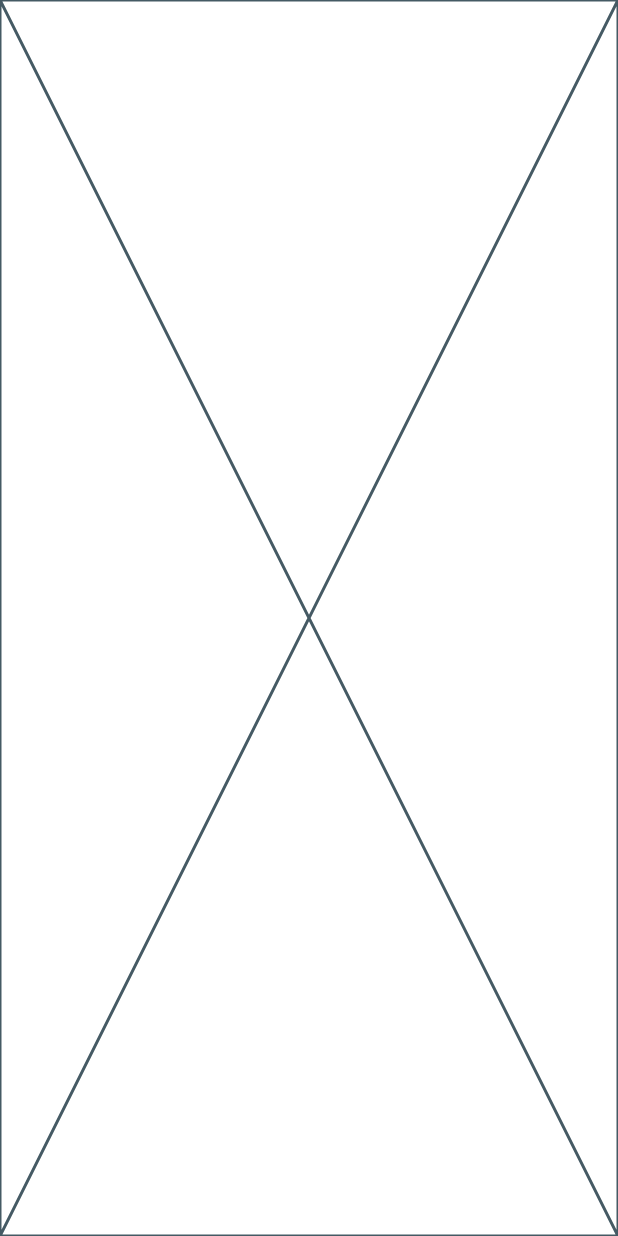
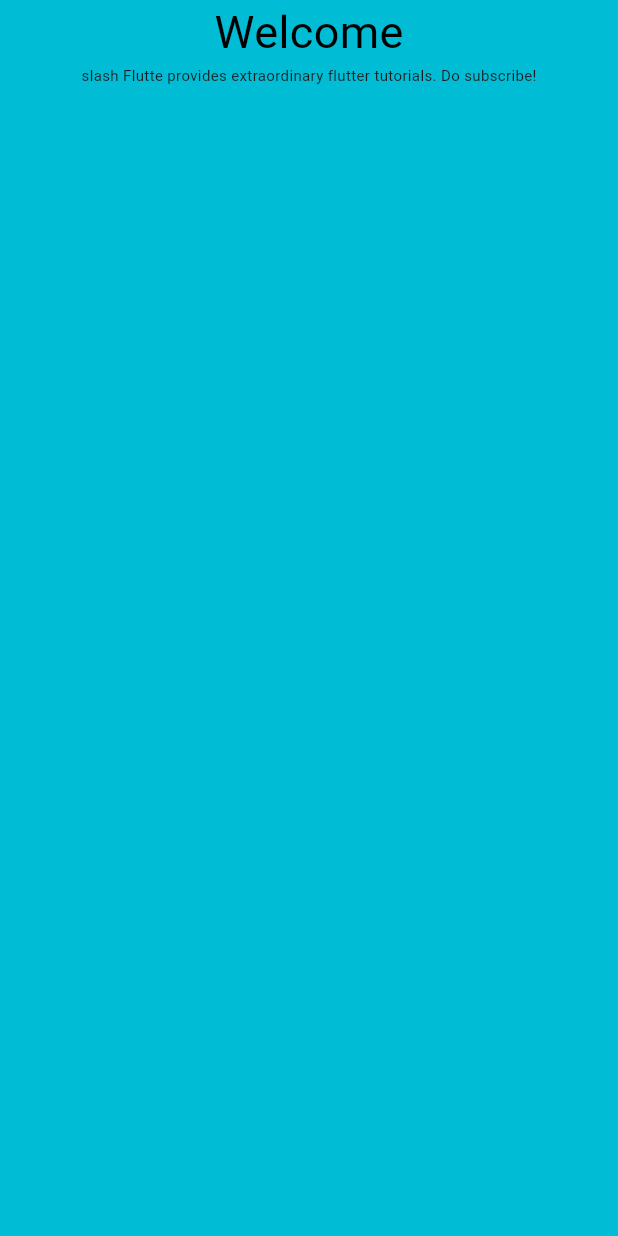
Before and after one commit to GiftyMerin/firebaseapp, a Flutter app: the screen it shows after launch, on a phone screen of 412 x 824 dp. Run offline on Flutter 3.47's test engine with Material 3 defaults, Android fonts, the phone set to English and light mode, and no system bars.

Commit message:
signup and welcome page.

```diff
--- a/lib/main.dart
+++ b/lib/main.dart
@@ -1,4 +1,6 @@
 import 'package:flutter/material.dart';
+import 'package:welcome/signup.dart';
+import 'package:welcome/wlcm.dart';
 
 void main() {
   runApp(const WelcomeP());
@@ -13,6 +15,9 @@ class WelcomeP extends StatefulWidget {
 class _WelcomePState extends State<WelcomeP> {
   @override
   Widget build(BuildContext context) {
-    return const Placeholder();
+    return MaterialApp(
+      home: Welcomeh(),
+
+    );
   }
 }
--- a/lib/wlcm.dart
+++ b/lib/wlcm.dart
@@ -0,0 +1,27 @@
+import 'package:flutter/material.dart';
+import 'package:flutter/widgets.dart';
+import 'package:flutter/cupertino.dart';
+class Welcomeh extends StatefulWidget {
+  const Welcomeh({Key? key}) : super(key: key);
+
+  @override
+  State<Welcomeh> createState() => _WelcomehState();
+}
+
+class _WelcomehState extends State<Welcomeh> {
+  @override
+  Widget build(BuildContext context) {
+    return Scaffold(
+      backgroundColor: Colors.cyan,
+      body: Center(
+      child: Column(
+        children: [
+          Text('Welcome',style: TextStyle(fontSize: 30,color: Colors.black),),
+          Text('slash Flutte provides extraordinary flutter tutorials. Do subscribe!',
+          style: TextStyle(fontSize: 10),),
+        ],
+      ),
+      ),
+    );
+  }
+}
```
Also changed, not shown: lib/signup.dart (+79 -1 lines).
